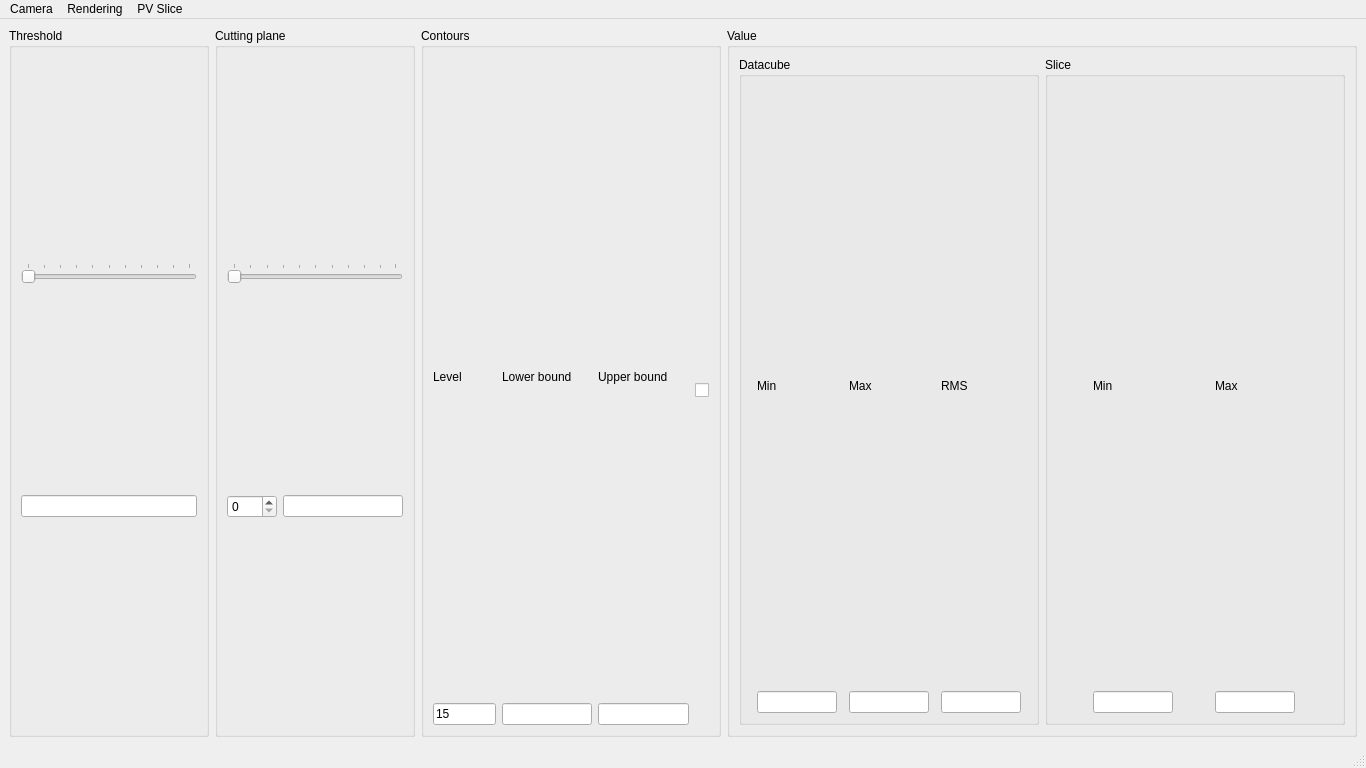
Qt form Code/ui/pqwindowcube.ui (VisIVOLab/VisIVOVisualAnalytics) before a commit.
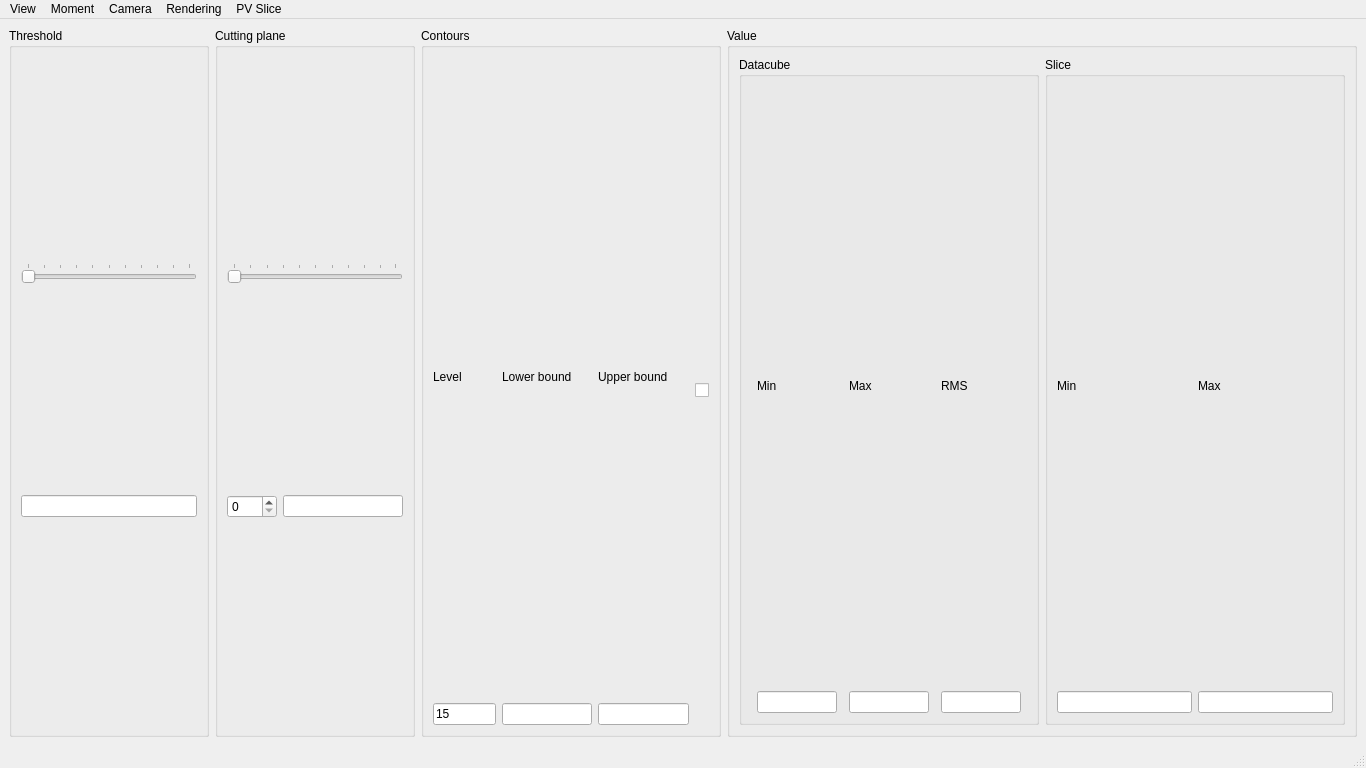
The same form after that commit. Icons and pictures are not drawn.

Patch:
```diff
--- a/Code/ui/pqwindowcube.ui
+++ b/Code/ui/pqwindowcube.ui
@@ -359,7 +359,7 @@
                <widget class="QLineEdit" name="minSliceText">
                 <property name="maximumSize">
                  <size>
-                  <width>80</width>
+                  <width>160</width>
                   <height>16777215</height>
                  </size>
                 </property>
@@ -389,7 +389,7 @@
                <widget class="QLineEdit" name="maxSliceText">
                 <property name="maximumSize">
                  <size>
-                  <width>80</width>
+                  <width>160</width>
                   <height>16777215</height>
                  </size>
                 </property>
@@ -419,7 +419,7 @@
      <x>0</x>
      <y>0</y>
      <width>1366</width>
-     <height>22</height>
+     <height>24</height>
     </rect>
    </property>
    <widget class="QMenu" name="menuCamera">
@@ -482,12 +482,33 @@
     <addaction name="menuVolume"/>
     <addaction name="menuSlice"/>
    </widget>
+   <widget class="QMenu" name="menuView">
+    <property name="title">
+     <string>View</string>
+    </property>
+    <addaction name="separator"/>
+    <addaction name="actionView_Slice"/>
+    <addaction name="actionView_Moment_Map"/>
+   </widget>
+   <widget class="QMenu" name="menuMoment_order">
+    <property name="title">
+     <string>Moment</string>
+    </property>
+    <addaction name="actionMomentOrder0"/>
+    <addaction name="actionMomentOrder1"/>
+    <addaction name="actionMomentOrder2"/>
+    <addaction name="actionMomentOrder6"/>
+    <addaction name="actionMomentOrder8"/>
+    <addaction name="actionMomentOrder10"/>
+   </widget>
    <widget class="QMenu" name="menuPV_Slice">
     <property name="title">
      <string>PV Slice</string>
     </property>
     <addaction name="actionDraw_PV_line"/>
    </widget>
+   <addaction name="menuView"/>
+   <addaction name="menuMoment_order"/>
    <addaction name="menuCamera"/>
    <addaction name="menuRendering"/>
    <addaction name="menuPV_Slice"/>
```
Left out of the diff: 46 changed lines with no effect on the pictures.
